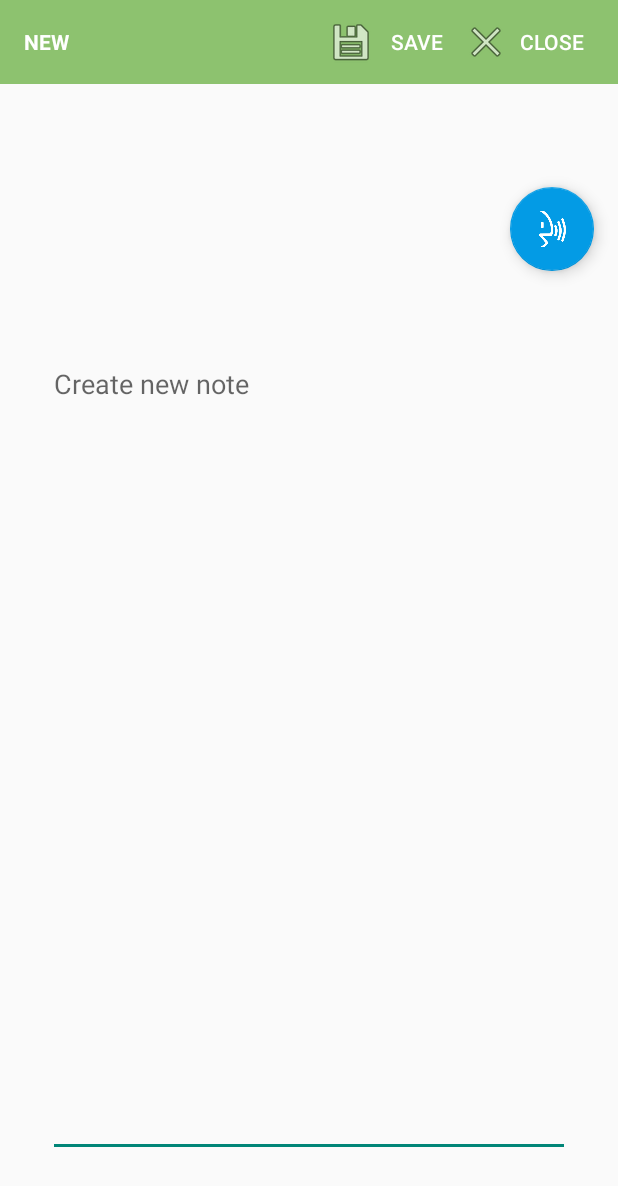
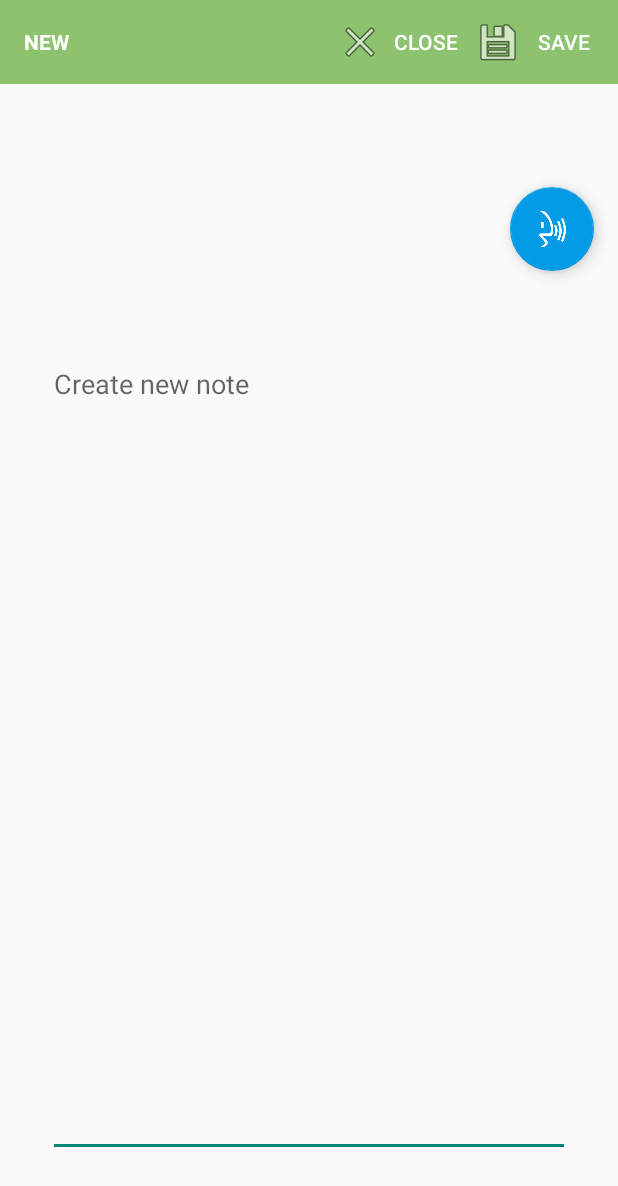
Before and after one commit to ASDFGQWERY/myonote1, an Android app: the screen it shows after launch (MainActivity), on a phone screen of 412 x 824 dp. Shown: the top 1186 px of the screen. Run offline under Robolectric (Android 15) with nearby library versions, the phone set to English and light mode, and no system bars.

Commit message:
voice function

```diff
--- a/app/build.gradle
+++ b/app/build.gradle
@@ -8,8 +8,8 @@ android {
         applicationId "com.github.ASDFGQWERY.myonote1"
         minSdkVersion 29
         targetSdkVersion 30
-        versionCode 5
-        versionName "2.1.1"
+        versionCode 6
+        versionName "2.1.2"
 
         testInstrumentationRunner "androidx.test.runner.AndroidJUnitRunner"
     }
--- a/app/src/main/res/layout/activity_main.xml
+++ b/app/src/main/res/layout/activity_main.xml
@@ -15,7 +15,8 @@
         android:theme="@style/ThemeOverlay.AppCompat.ActionBar"
         app:layout_collapseMode="pin"
         app:layout_constraintTop_toTopOf="parent"
-        app:popupTheme="@style/ThemeOverlay.AppCompat.Dark" />
+        app:popupTheme="@style/ThemeOverlay.AppCompat.Dark"
+        tools:layout_editor_absoluteX="70dp" />
 
     <TextView
         android:id="@+id/textView2"
@@ -35,12 +36,12 @@
         android:layout_width="wrap_content"
         android:layout_height="wrap_content"
         android:layout_marginTop="4dp"
-        android:layout_marginEnd="16dp"
+        android:layout_marginEnd="4dp"
         android:background="@drawable/selector"
         android:drawableStart="@android:drawable/ic_menu_close_clear_cancel"
         android:text="@string/close"
         android:textColor="@android:color/white"
-        app:layout_constraintEnd_toEndOf="parent"
+        app:layout_constraintEnd_toStartOf="@+id/savc"
         app:layout_constraintTop_toTopOf="parent" />
 
     <Button
@@ -49,14 +50,13 @@
         android:layout_width="wrap_content"
         android:layout_height="wrap_content"
         android:layout_marginTop="4dp"
-        android:layout_marginEnd="2dp"
+        android:layout_marginEnd="8dp"
         android:background="@drawable/selector"
         android:drawableStart="@android:drawable/ic_menu_save"
         android:text="@string/save"
         android:textColor="@android:color/white"
-        app:layout_constraintEnd_toStartOf="@+id/clsc"
+        app:layout_constraintEnd_toEndOf="parent"
         app:layout_constraintTop_toTopOf="parent" />
-
 
     <EditText
         android:id="@+id/bodyc"
```
Also changed, not shown: app/src/main/res/layout/activity_edit.xml (+4 -4 lines).
